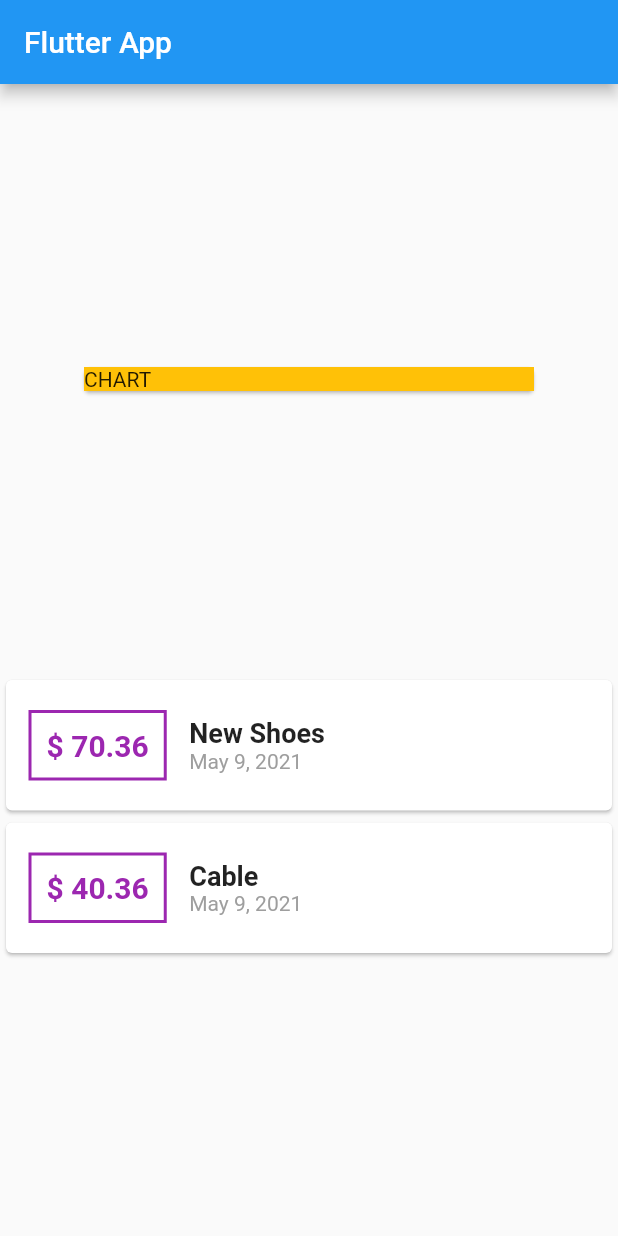
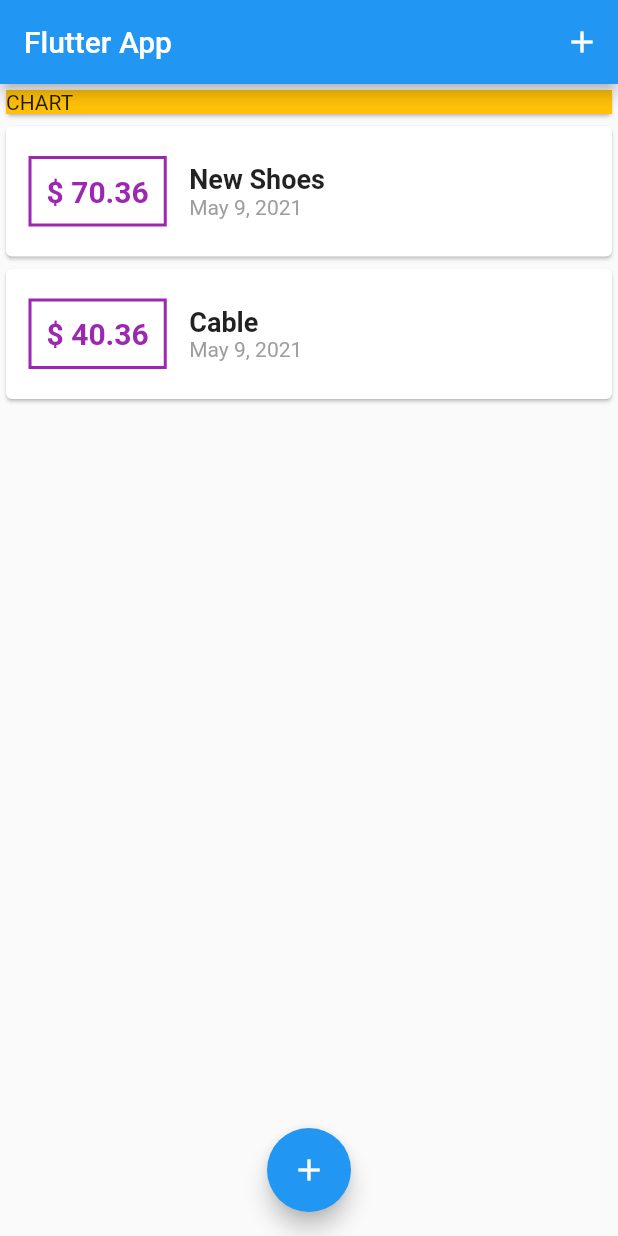
Before and after one commit to paulranjan694/personal_expenses_track, a Flutter app: the screen it shows after launch, on a phone screen of 412 x 824 dp. Run offline on Flutter 3.47's test engine with Material 2 defaults, Android fonts, the phone set to English and light mode, and no system bars.

```diff
--- a/lib/main.dart
+++ b/lib/main.dart
@@ -1,12 +1,28 @@
 import 'package:flutter/material.dart';
-import 'package:intl/intl.dart';
 
-import './transaction.dart';
+import './widgets/transaction_list.dart';
+import './models/transaction.dart';
+import './widgets/new_transaction.dart';
 
 void main() => runApp(MyApp());
 
 class MyApp extends StatelessWidget {
-  final List<Transaction> transactions = [
+  @override
+  Widget build(BuildContext context) {
+    return MaterialApp(
+      debugShowCheckedModeBanner: false,
+      home: MyHome(),
+    );
+  }
+}
+
+class MyHome extends StatefulWidget {
+  @override
+  _MyHomeState createState() => _MyHomeState();
+}
+
+class _MyHomeState extends State<MyHome> {
+  final List<Transaction> _userTransactions = [
     Transaction(
       id: 't1',
       title: 'New Shoes',
@@ -21,76 +37,64 @@ class MyApp extends StatelessWidget {
     ),
   ];
 
+  void _addNewTransaction(String txTitle, double txAmount) {
+    final newTx = Transaction(
+      title: txTitle,
+      amount: txAmount,
+      date: DateTime.now(),
+      id: DateTime.now().toString(),
+    );
+
+    setState(() {
+      _userTransactions.add(newTx);
+    });
+  }
+
+  void _startAddNewTransaction(BuildContext ctx) {
+    showModalBottomSheet(
+      context: ctx,
+      builder: (_) {
+        return GestureDetector(
+          onTap: () {},
+          child: NewTransaction(_addNewTransaction),
+          behavior: HitTestBehavior.opaque,
+        );
+      },
+    );
+  }
+
   @override
   Widget build(BuildContext context) {
-    return MaterialApp(
-      // remove the debug mode banner
-      debugShowCheckedModeBanner: false,
-      home: Scaffold(
-        appBar: AppBar(title: Text('Flutter App')),
-        body: Column(
-          mainAxisAlignment: MainAxisAlignment.spaceEvenly,
+    return Scaffold(
+      appBar: AppBar(
+        title: Text('Flutter App'),
+        actions: [
+          IconButton(
+            icon: Icon(Icons.add),
+            onPressed: () => _startAddNewTransaction(context),
+          )
+        ],
+      ),
+      body: SingleChildScrollView(
+        child: Column(
+          // mainAxisAlignment: MainAxisAlignment.spaceEvenly,
           crossAxisAlignment: CrossAxisAlignment.center,
           children: [
             Card(
               child: Container(
                 color: Colors.amber,
-                width: 300,
+                width: double.infinity,
                 child: Text('CHART'),
               ),
             ),
-            Column(
-              children: transactions.map(
-                (tx) {
-                  return Card(
-                    child: Row(
-                      children: [
-                        Container(
-                          margin: EdgeInsets.symmetric(
-                            vertical: 20,
-                            horizontal: 15,
-                          ),
-                          decoration: BoxDecoration(
-                            border: Border.all(
-                              width: 2,
-                              color: Colors.purple,
-                              // style: BorderStyle.solid,
-                            ),
-                          ),
-                          padding: EdgeInsets.all(10),
-                          child: Text(
-                            '\$ ${tx.amount}',
-                            style: TextStyle(
-                              fontSize: 20,
-                              fontWeight: FontWeight.bold,
-                              color: Colors.purple,
-                            ),
-                          ),
-                        ),
-                        Column(
-                          crossAxisAlignment: CrossAxisAlignment.start,
-                          children: [
-                            Text(
-                              tx.title,
-                              style: TextStyle(
-                                fontSize: 18,
-                                fontWeight: FontWeight.bold,
-                              ),
-                            ),
-                            Text(
-                              DateFormat.yMMMd().format(tx.date),
-                              style: TextStyle(color: Colors.grey),
-                            ),
-                          ],
-                        )
-                      ],
-                    ),
-                  );
-                },
-              ).toList(),
-            ),
+            TransactionList(_userTransactions),
           ],
         ),
+      ),
+      floatingActionButtonLocation: FloatingActionButtonLocation.centerFloat,
+      floatingActionButton: FloatingActionButton(
+        child: Icon(Icons.add),
+        onPressed: () => _startAddNewTransaction(context),
       ),
     );
   }
--- /dev/null
+++ b/lib/widgets/transaction_list.dart
@@ -0,0 +1,65 @@
+import 'package:flutter/material.dart';
+import 'package:intl/intl.dart';
+import '../models/transaction.dart';
+
+class TransactionList extends StatelessWidget {
+  final List<Transaction> transactions;
+
+  TransactionList(this.transactions);
+
+  @override
+  Widget build(BuildContext context) {
+    return Container(
+      height: 425,
+      child: ListView.builder(
+        itemBuilder: (ctx, index) {
+          return Card(
+            child: Row(
+              children: [
+                Container(
+                  margin: EdgeInsets.symmetric(
+                    vertical: 20,
+                    horizontal: 15,
+                  ),
+                  decoration: BoxDecoration(
+                    border: Border.all(
+                      width: 2,
+                      color: Colors.purple,
+                      // style: BorderStyle.solid,
+                    ),
+                  ),
+                  padding: EdgeInsets.all(10),
+                  child: Text(
+                    '\$ ${transactions[index].amount.toStringAsFixed(2)}', //string interpolation
+                    style: TextStyle(
+                      fontSize: 20,
+                      fontWeight: FontWeight.bold,
+                      color: Colors.purple,
+                    ),
+                  ),
+                ),
+                Column(
+                  crossAxisAlignment: CrossAxisAlignment.start,
+                  children: [
+                    Text(
+                      transactions[index].title,
+                      style: TextStyle(
+                        fontSize: 18,
+                        fontWeight: FontWeight.bold,
+                      ),
+                    ),
+                    Text(
+                      DateFormat.yMMMd().format(transactions[index].date),
+                      style: TextStyle(color: Colors.grey),
+                    ),
+                  ],
+                )
+              ],
+            ),
+          );
+        },
+        itemCount: transactions.length,
+      ),
+    );
+  }
+}
```
Also changed, not shown: lib/widgets/new_transaction.dart (added, +49 -0 lines), lib/models/transaction.dart (renamed from lib/transaction.dart).
